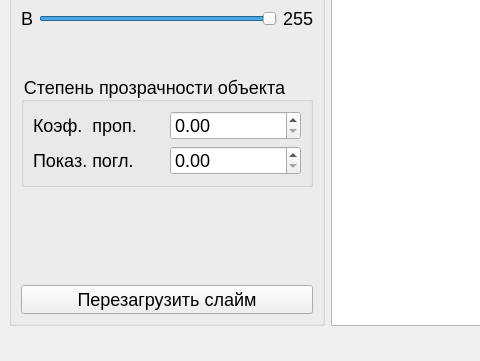
Above: src/mainwindow.ui from agarmirus/slime_toy_course_project before the change; both pictures show x 0 to 480 and y 91 to 452 of the 961 by 452 pixel window. Below: the same form after it.
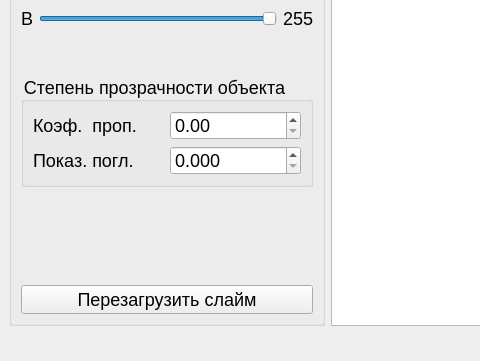
That is the form after the change.

```diff
--- a/src/mainwindow.ui
+++ b/src/mainwindow.ui
@@ -182,6 +182,9 @@
               </item>
               <item>
                <widget class="QDoubleSpinBox" name="klBox">
+                <property name="decimals">
+                 <number>3</number>
+                </property>
                 <property name="maximum">
                  <double>1.000000000000000</double>
                 </property>
```
